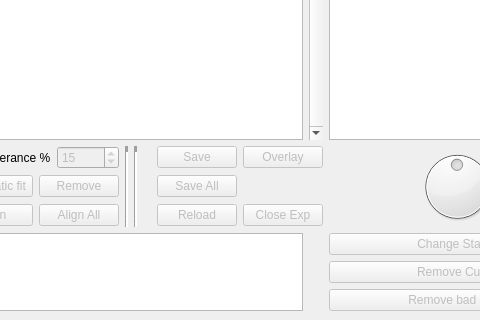
Qt form qt/qtView.ui (lando1784/SiMPlE) before a commit; both pictures show x 647 to 1127 and y 429 to 749 of the 1241 by 749 pixel window.
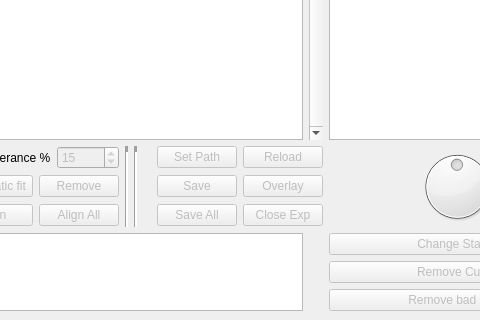
The same form after that commit. Icons and pictures are not drawn. Custom widgets are drawn as their Qt base class.

Commit message: e 010 - "Set save Path" button added; curve fitting improved; Overlay symbol modified

What changed in the file:
```diff
--- a/qt/qtView.ui
+++ b/qt/qtView.ui
@@ -431,16 +431,6 @@
         </property>
        </widget>
       </item>
-      <item row="2" column="17">
-       <widget class="QPushButton" name="reloadBtn">
-        <property name="enabled">
-         <bool>false</bool>
-        </property>
-        <property name="text">
-         <string>Reload</string>
-        </property>
-       </widget>
-      </item>
       <item row="1" column="13">
        <layout class="QHBoxLayout" name="horizontalLayout_2">
         <item>
@@ -465,16 +455,6 @@
         </item>
        </layout>
       </item>
-      <item row="0" column="17">
-       <widget class="QPushButton" name="saveBtn">
-        <property name="enabled">
-         <bool>false</bool>
-        </property>
-        <property name="text">
-         <string>Save</string>
-        </property>
-       </widget>
-      </item>
       <item row="0" column="10" rowspan="3">
        <widget class="Line" name="line_4">
         <property name="lineWidth">
@@ -485,16 +465,6 @@
         </property>
        </widget>
       </item>
-      <item row="1" column="17">
-       <widget class="QPushButton" name="saveAllBtn">
-        <property name="enabled">
-         <bool>false</bool>
-        </property>
-        <property name="text">
-         <string>Save All</string>
-        </property>
-       </widget>
-      </item>
       <item row="0" column="16">
        <spacer name="horizontalSpacer_3">
         <property name="orientation">
@@ -508,16 +478,6 @@
         </property>
        </spacer>
       </item>
-      <item row="0" column="18">
-       <widget class="QPushButton" name="overlayBtn">
-        <property name="enabled">
-         <bool>false</bool>
-        </property>
-        <property name="text">
-         <string>Overlay</string>
-        </property>
-       </widget>
-      </item>
       <item row="2" column="18">
        <widget class="QPushButton" name="closeExpBtn">
         <property name="enabled">
@@ -528,6 +488,56 @@
         </property>
        </widget>
       </item>
+      <item row="1" column="18">
+       <widget class="QPushButton" name="overlayBtn">
+        <property name="enabled">
+         <bool>false</bool>
+        </property>
+        <property name="text">
+         <string>Overlay</string>
+        </property>
+       </widget>
+      </item>
+      <item row="0" column="18">
+       <widget class="QPushButton" name="reloadBtn">
+        <property name="enabled">
+         <bool>false</bool>
+        </property>
+        <property name="text">
+         <string>Reload</string>
+        </property>
+       </widget>
+      </item>
+      <item row="2" column="17">
+       <widget class="QPushButton" name="saveAllBtn">
+        <property name="enabled">
+         <bool>false</bool>
+        </property>
+        <property name="text">
+         <string>Save All</string>
+        </property>
+       </widget>
+      </item>
+      <item row="1" column="17">
+       <widget class="QPushButton" name="saveBtn">
+        <property name="enabled">
+         <bool>false</bool>
+        </property>
+        <property name="text">
+         <string>Save</string>
+        </property>
+       </widget>
+      </item>
+      <item row="0" column="17">
+       <widget class="QPushButton" name="setPathBtn">
+        <property name="enabled">
+         <bool>false</bool>
+        </property>
+        <property name="text">
+         <string>Set Path</string>
+        </property>
+       </widget>
+      </item>
      </layout>
     </item>
    </layout>
```
The commit also changes 4 other files.
